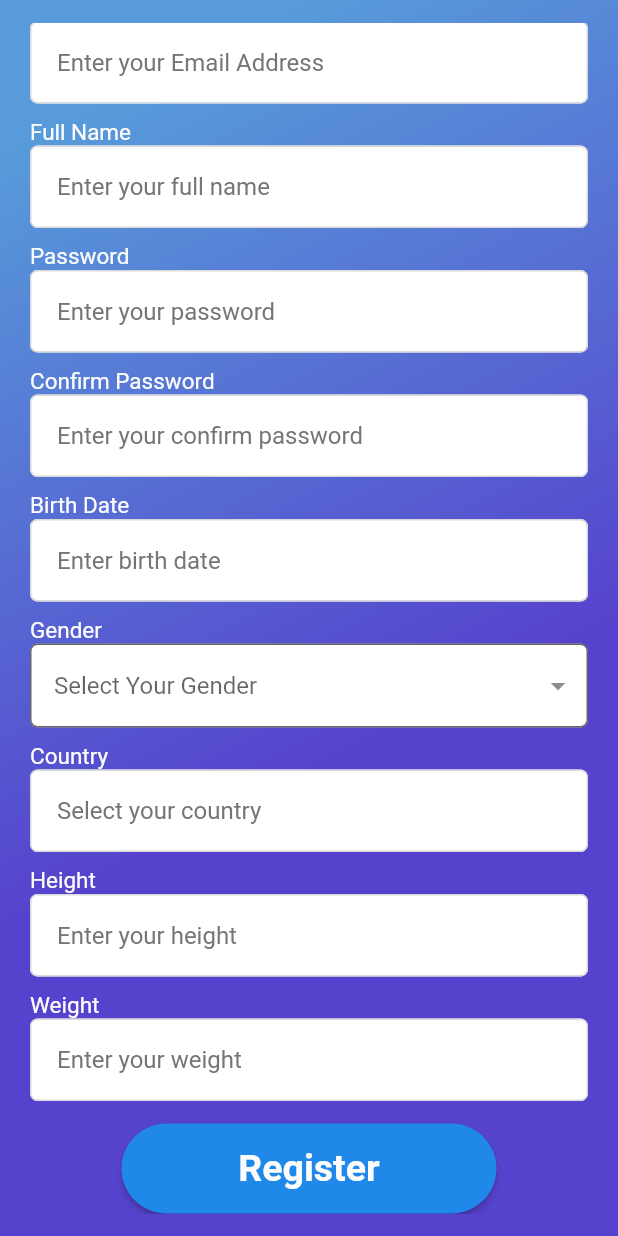
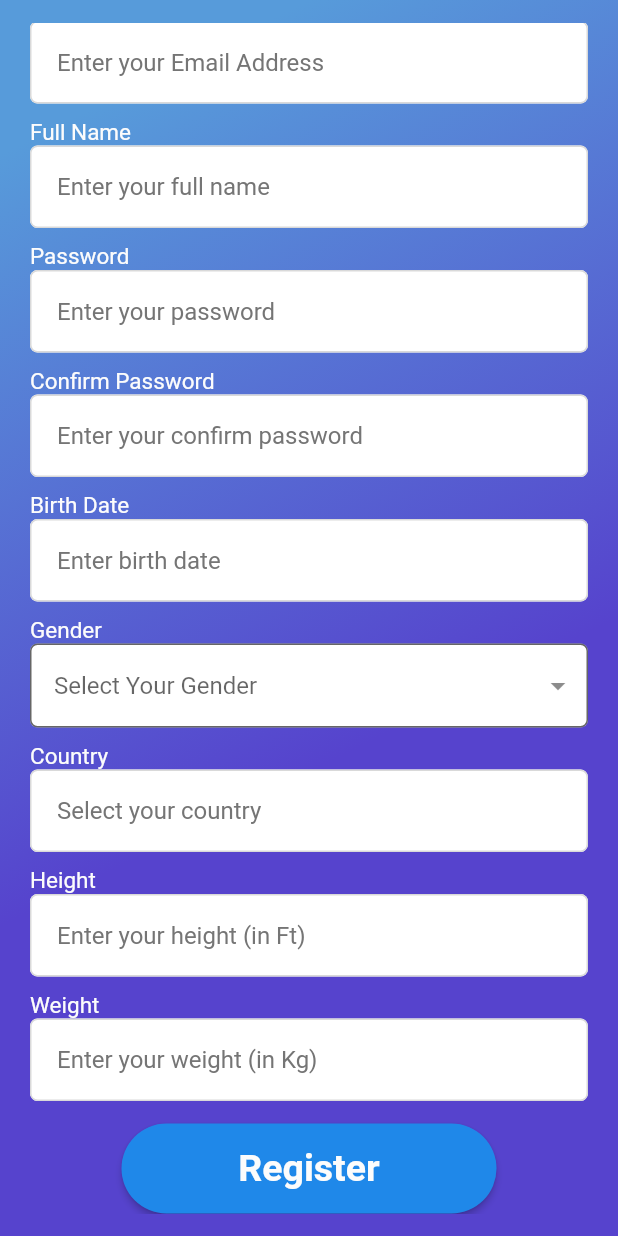
Before and after one commit to HVMS/pharma_trac, a Flutter app: the RegisterScreen screen opened directly, scrolled down 234 dp, on a phone screen of 412 x 824 dp. Run offline on Flutter 3.47's test engine with Material 2 defaults, Android fonts, the phone set to English and light mode, and no system bars; our stand-ins replace country_picker, dropdown_button2, flutter_svg, google_fonts, hexcolor.

Commit message:
Registration screen is completed with all fields with the basic requirements

```diff
--- a/lib/LoginAndRegistration/registration_screen.dart
+++ b/lib/LoginAndRegistration/registration_screen.dart
@@ -1,4 +1,4 @@
-import 'package:csc_picker/csc_picker.dart';
+import 'package:country_picker/country_picker.dart';
 import 'package:dropdown_button2/dropdown_button2.dart';
 import 'package:flutter/material.dart';
 import 'package:flutter/services.dart';
@@ -26,11 +26,45 @@ class _RegisterScreenState extends State<RegisterScreen> {
 
   String? selectedValue;
 
-  String? selectedCountry;
-
   bool doubleBackToExitPressedOnce = false;
 
   String? selectedDate = '';
+
+  final TextEditingController _countryController = TextEditingController();
+  Country? _selectedCountry;
+
+  void _openCountryPicker() {
+    showCountryPicker(
+      context: context,
+      countryListTheme: const CountryListThemeData(
+        bottomSheetHeight: 500,
+        flagSize: 25,
+        backgroundColor: Colors.white,
+        textStyle: TextStyle(fontSize: 16, color: Colors.blueGrey),
+        borderRadius: BorderRadius.only(
+          topLeft: Radius.circular(20.0),
+          topRight: Radius.circular(20.0),
+        ),
+        inputDecoration: InputDecoration(
+          labelText: 'Search',
+          hintText: 'Start typing to search',
+          prefixIcon: Icon(Icons.search),
+          border: OutlineInputBorder(
+            borderSide: BorderSide(
+              color: Colors.yellowAccent,
+            ),
+          ),
+        ),
+      ),
+      showPhoneCode: false,
+      onSelect: (Country country) {
+        setState(() {
+          _selectedCountry = country;
+          _countryController.text = country.name;
+        });
+      },
+    );
+  }
 
   Future<void> _selectDate(BuildContext context) async {
     final DateTime? picked = await showDatePicker(
@@ -121,7 +155,7 @@ class _RegisterScreenState extends State<RegisterScreen> {
                                     color: ColorUtils.emailAddressTextColor,
                                   ),
                                 ),
-                                TextFormField(
+                                TextField(
                                   cursorColor: ColorUtils.black,
                                   decoration: InputDecoration(
                                     fillColor: ColorUtils.white,
@@ -153,7 +187,7 @@ class _RegisterScreenState extends State<RegisterScreen> {
                                     color: ColorUtils.emailAddressTextColor,
                                   ),
                                 ),
-                                TextFormField(
+                                TextField(
                                   cursorColor: ColorUtils.black,
                                   decoration: InputDecoration(
                                     fillColor: ColorUtils.white,
@@ -185,7 +219,7 @@ class _RegisterScreenState extends State<RegisterScreen> {
                                     color: ColorUtils.emailAddressTextColor,
                                   ),
                                 ),
-                                TextFormField(
+                                TextField(
                                   cursorColor: ColorUtils.black,
                                   obscureText: true,
                                   decoration: InputDecoration(
@@ -218,7 +252,7 @@ class _RegisterScreenState extends State<RegisterScreen> {
                                     color: ColorUtils.emailAddressTextColor,
                                   ),
                                 ),
-                                TextFormField(
+                                TextField(
                                   cursorColor: ColorUtils.black,
                                   obscureText: true,
                                   decoration: InputDecoration(
@@ -252,7 +286,7 @@ class _RegisterScreenState extends State<RegisterScreen> {
                                     color: ColorUtils.emailAddressTextColor,
                                   ),
                                 ),
-                                TextFormField(
+                                TextField(
                                   cursorColor: ColorUtils.black,
                                   decoration: InputDecoration(
                                     fillColor: ColorUtils.white,
@@ -369,9 +403,9 @@ class _RegisterScreenState extends State<RegisterScreen> {
                                     color: ColorUtils.emailAddressTextColor,
                                   ),
                                 ),
-                                TextFormField(
+                                TextField(
                                   cursorColor: ColorUtils.black,
-                                  obscureText: true,
+                                  onTap: _openCountryPicker,
                                   decoration: InputDecoration(
                                     fillColor: ColorUtils.white,
                                     filled: true,
@@ -391,6 +425,8 @@ class _RegisterScreenState extends State<RegisterScreen> {
                                     hintStyle: TextStyle(color: Colors.grey[600]),
                                     hintText: "Select your country",
                                   ),
+                                  readOnly: true,
+                                  controller: _countryController,
                                 ),
                                 const SizedBox(height: 10.0),
                                 Text(
@@ -402,9 +438,8 @@ class _RegisterScreenState extends State<RegisterScreen> {
                                     color: ColorUtils.emailAddressTextColor,
                                   ),
                                 ),
-                                TextFormField(
+                                TextField(
                                   cursorColor: ColorUtils.black,
-                                  obscureText: true,
                                   decoration: InputDecoration(
                                     fillColor: ColorUtils.white,
                                     filled: true,
@@ -422,8 +457,11 @@ class _RegisterScreenState extends State<RegisterScreen> {
                                     ),
                                     contentPadding: const EdgeInsets.all(18.0),
                                     hintStyle: TextStyle(color: Colors.grey[600]),
-                                    hintText: "Enter your height",
+                                    hintText: "Enter your height (in Ft)",
                                   ),
+                                  inputFormatters: <TextInputFormatter>[
+                                    FilteringTextInputFormatter.allow(RegExp('[0-9]'))
+                                  ],
                                 ),
                                 const SizedBox(height: 10.0),
                                 Text(
@@ -435,9 +473,8 @@ class _RegisterScreenState extends State<RegisterScreen> {
                                     color: ColorUtils.emailAddressTextColor,
                                   ),
                                 ),
-                                TextFormField(
+                                TextField(
                                   cursorColor: ColorUtils.black,
-                                  obscureText: true,
                                   decoration: InputDecoration(
                                     fillColor: ColorUtils.white,
                                     filled: true,
@@ -455,8 +492,11 @@ class _RegisterScreenState extends State<RegisterScreen> {
                                     ),
                                     contentPadding: const EdgeInsets.all(18.0),
                                     hintStyle: TextStyle(color: Colors.grey[600]),
-                                    hintText: "Enter your weight",
+                                    hintText: "Enter your weight (in Kg)",
                                   ),
+                                  inputFormatters: <TextInputFormatter>[
+                                    FilteringTextInputFormatter.allow(RegExp('[0-9]'))
+                                  ],
                                 ),
                               ],
                             ),
```
